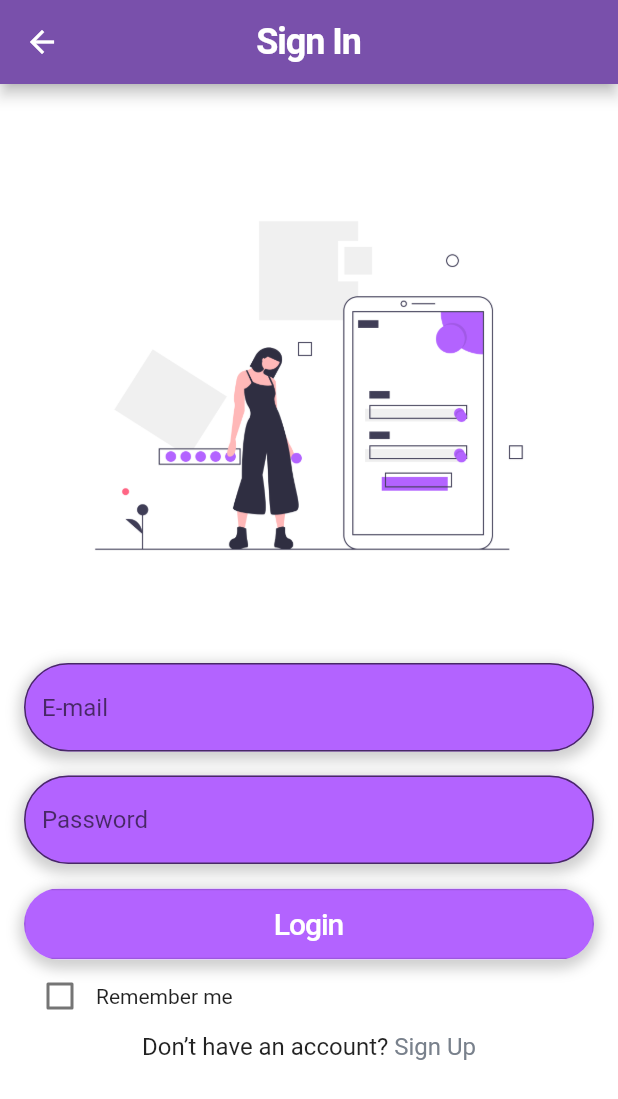
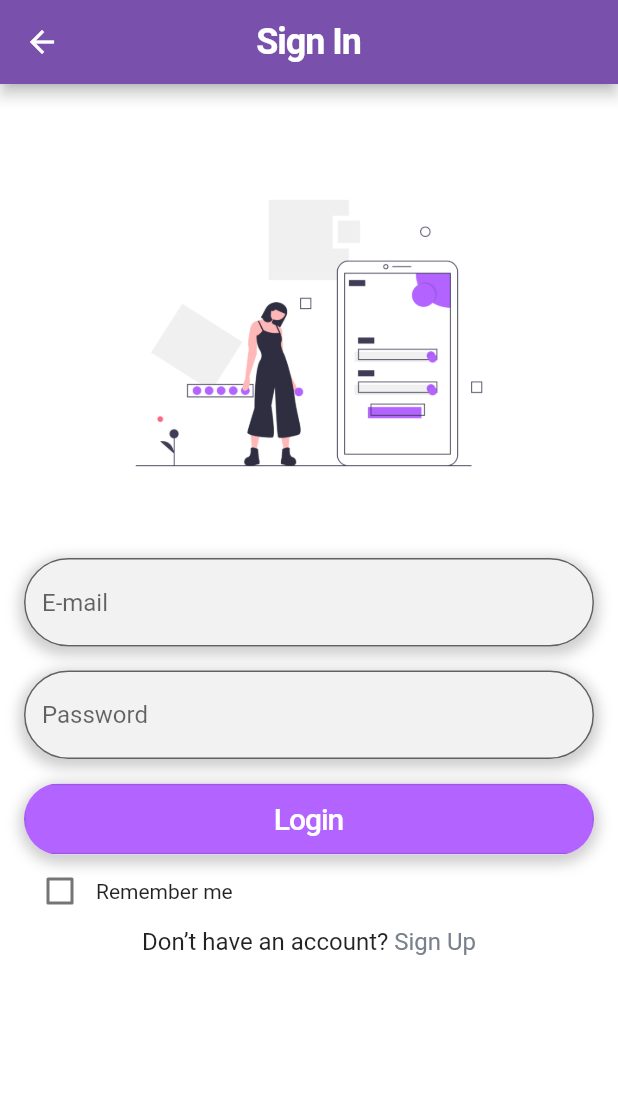
Before and after one commit to aeshmawy/socialapp310, a Flutter app: the Login screen opened directly, on a phone screen of 412 x 824 dp. Shown: the top 1099 px of the screen. Run offline on Flutter 3.47's test engine with Material 2 defaults, Android fonts, the phone set to English and light mode, and no system bars; our stand-ins replace email_validator; Roboto replaces fonts that are missing (OpenSansCondensed-Bold, OpenSansCondensed-Light).

Commit message:
signin keyboard fix

```diff
--- a/socialapp310/lib/main.dart
+++ b/socialapp310/lib/main.dart
@@ -6,11 +6,11 @@ import 'package:socialapp310/routes/login.dart';
 void main() => runApp(MaterialApp(
   debugShowCheckedModeBanner: false,
   routes: {
-    '/': (context) => SplashScreen(),
-    '/login': (context) => Login()
+    // '/': (context) => SplashScreen(),
+    // '/login': (context) => Login()
 
     // '/': (context) => Welcome(),
-    // '/': (context) => Login(),
+    '/': (context) => Login(),
     // '/signup': (context) => SignUp(),
 
   } ,
--- a/socialapp310/lib/routes/login.dart
+++ b/socialapp310/lib/routes/login.dart
@@ -12,6 +12,7 @@ class Login extends StatefulWidget {
 
 class _LoginState extends State<Login> {
   final _formKey = GlobalKey<FormState>();
+
   bool remember = false;
   Future<void> showAlertDialog(String title, String message) async {
     return showDialog<void>(
@@ -42,11 +43,8 @@ class _LoginState extends State<Login> {
 
   @override
   Widget build(BuildContext context) {
-    print('Build called');
-    // return ScaffoldMessenger(
-    //     key: scaffoldMessengerKey,
-    //
-    //   child :
+    double height = MediaQuery.of(context).size.height;
+    double width = MediaQuery.of(context).size.width;
     return GestureDetector(
       onTap: () {
         FocusScope.of(context).requestFocus(FocusNode());
@@ -54,7 +52,7 @@ class _LoginState extends State<Login> {
       },
       child: Scaffold(
         backgroundColor: Colors.white,
-        resizeToAvoidBottomInset: false,
+        resizeToAvoidBottomInset: true,
         appBar: AppBar(
           title: Text(
             'Sign In',
@@ -64,7 +62,8 @@ class _LoginState extends State<Login> {
           centerTitle: true,
           // elevation: 0.0,
         ),
-        body: Padding(
+        body: SingleChildScrollView(
+          child: Padding(
             padding: Dimen.regularPadding,
             child: Column(
               mainAxisAlignment: MainAxisAlignment.start,
@@ -72,7 +71,7 @@ class _LoginState extends State<Login> {
                 // Spacer(),
                 Padding(
                   padding: const EdgeInsets.all(0.0),
-                child: Image.asset('assets/images/mobile_login.png', width: 370, height: 370),
+                  child: Image.asset('assets/images/mobile_login.png', width: 300 , height: 300),
                 ),
                 // Spacer(),
                 Form(
@@ -103,13 +102,13 @@ class _LoginState extends State<Login> {
                               ),
                               child: TextFormField(
                                 decoration: InputDecoration(
-                                fillColor: AppColors.primarypurple,
+                                  fillColor: AppColors.lightgrey,
                                   filled: true,
                                   hintText: 'E-mail',
                                   // labelText: 'Username',
                                   labelStyle: kLabelLightTextStyle,
                                   border: OutlineInputBorder(
-                                  borderSide: BorderSide(color: AppColors.primarypurple),
+                                    borderSide: BorderSide(color: AppColors.darkgreyblack),
                                     borderRadius: BorderRadius.all(Radius.circular(30.0)),
                                   ),
                                 ),
@@ -158,13 +157,13 @@ class _LoginState extends State<Login> {
                               ),
                               child: TextFormField(
                                 decoration: InputDecoration(
-                                fillColor: AppColors.primarypurple,
+                                  fillColor: AppColors.lightgrey,
                                   filled: true,
                                   hintText: 'Password',
                                   //labelText: 'Username',
                                   labelStyle: kLabelLightTextStyle,
                                   border: OutlineInputBorder(
-                                  borderSide: BorderSide(color: AppColors.primarypurple),
+                                    borderSide: BorderSide(color: AppColors.darkgreyblack),
                                     borderRadius: BorderRadius.all(Radius.circular(30.0)),
                                   ),
                                 ),
@@ -282,6 +281,7 @@ class _LoginState extends State<Login> {
             ),
           ),
         ),
+      ),
     );
     // );
   }
```
Lines whose indentation alone changed are shown as unchanged.
